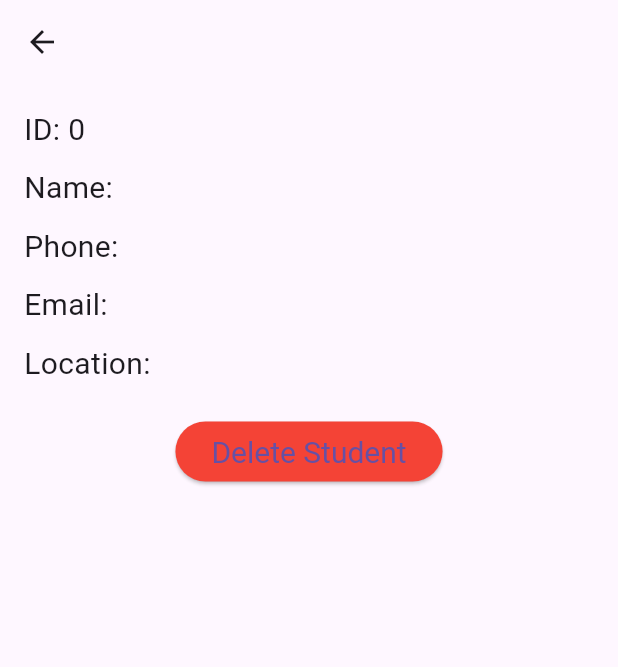
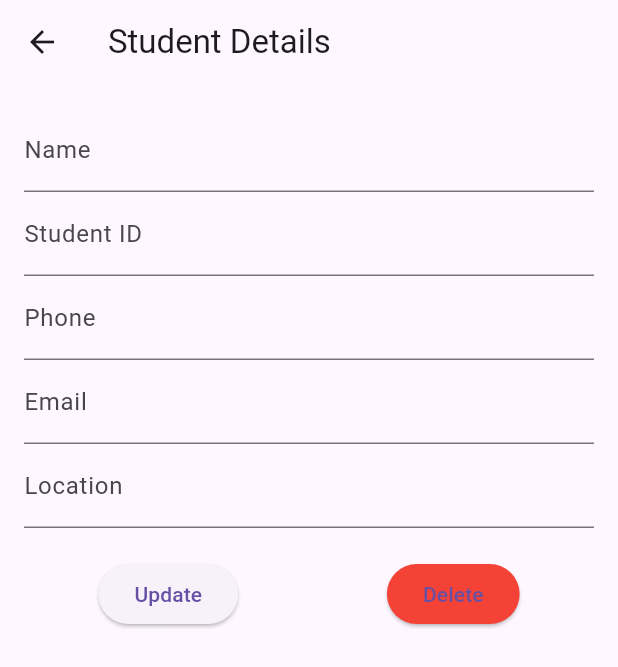
Before and after one commit to Fairooz14/Student_Information_-CRUD-, a Flutter app: the StudentDetailPage screen opened directly with empty values, on a phone screen of 412 x 824 dp. Shown: the top 667 px of the screen. Run offline on Flutter 3.47's test engine with Material 3 defaults, Android fonts, the phone set to English and light mode, and no system bars; our stand-ins replace sqflite; accounts and stored records are empty.

Commit message:
updated update function

```diff
--- a/lib/models/student.dart
+++ b/lib/models/student.dart
@@ -1,17 +1,19 @@
 class Student {
   int? id;
   String name;
+  String studentId;
   String phone;
   String email;
   String location;
 
-  Student({this.id, required this.name, required this.phone, required this.email, required this.location});
+  Student({this.id, required this.name, required this.studentId, required this.phone, required this.email, required this.location});
 
   // Convert Student object to Map for database storage
   Map<String, dynamic> toMap() {
     return {
       'id': id,
       'name': name,
+      'StudentId': studentId,
       'phone': phone,
       'email': email,
       'location': location,
@@ -23,6 +25,7 @@ class Student {
     return Student(
       id: map['id'],
       name: map['name'],
+      studentId: map['studentId'],
       phone: map['phone'],
       email: map['email'],
       location: map['location'],
--- a/lib/pages/add_student_page.dart
+++ b/lib/pages/add_student_page.dart
@@ -5,6 +5,7 @@ import '../models/student.dart';
 class AddStudentPage extends StatelessWidget {
   final _formKey = GlobalKey<FormState>();
   final _nameController = TextEditingController();
+  final _studentIdController = TextEditingController();
   final _phoneController = TextEditingController();
   final _emailController = TextEditingController();
   final _locationController = TextEditingController();
@@ -39,6 +40,15 @@ class AddStudentPage extends StatelessWidget {
                     return null;
                   }),
               TextFormField(
+                  controller: _studentIdController,
+                  decoration: InputDecoration(labelText: 'Student ID'),
+                  validator: (value) {
+                    if (value == null || value.isEmpty) {
+                      return 'Please enter your Student Id';
+                    }
+                    return null;
+                  }),
+              TextFormField(
                   controller: _phoneController,
                   decoration: InputDecoration(labelText: 'Phone'),
                   validator: (value) {
@@ -55,8 +65,7 @@ class AddStudentPage extends StatelessWidget {
                       return 'Please enter your email';
                     }
                     return null;
-                  }
-                  ),
+                  }),
               TextFormField(
                   controller: _locationController,
                   decoration: InputDecoration(labelText: 'Location'),
@@ -79,15 +88,19 @@ class AddStudentPage extends StatelessWidget {
                     if (_formKey.currentState!.validate()) {
                       final student = Student(
                         name: _nameController.text,
+                        studentId: _studentIdController.text,
                         phone: _phoneController.text,
                         email: _emailController.text,
                         location: _locationController.text,
                       );
-                      await DatabaseHelper().addStudent(student);
+                      await DatabaseHelper().insertStudent(student);
                       Navigator.pop(context);
                     }
                   },
-                  child: Text('Save', style: TextStyle(fontSize: 20),),
+                  child: Text(
+                    'Save',
+                    style: TextStyle(fontSize: 20),
+                  ),
                 ),
               ),
             ],
--- a/lib/pages/student_detail_page.dart
+++ b/lib/pages/student_detail_page.dart
@@ -2,44 +2,97 @@ import 'package:flutter/material.dart';
 import 'package:student_info_crud/db_helper/database_helper.dart';
 import '../models/student.dart';
 
-class StudentDetailPage extends StatelessWidget {
+
+class StudentDetailPage extends StatefulWidget {
   final Student student;
 
   StudentDetailPage({required this.student});
 
   @override
+  _StudentDetailPageState createState() => _StudentDetailPageState();
+}
+
+class _StudentDetailPageState extends State<StudentDetailPage> {
+  late TextEditingController _nameController;
+  late TextEditingController _studentIdController;
+  late TextEditingController _phoneController;
+  late TextEditingController _emailController;
+  late TextEditingController _locationController;
+
+  @override
+  void initState() {
+    super.initState();
+    _nameController = TextEditingController(text: widget.student.name);
+    _studentIdController = TextEditingController(text: widget.student.studentId);
+    _phoneController = TextEditingController(text: widget.student.phone);
+    _emailController = TextEditingController(text: widget.student.email);
+    _locationController = TextEditingController(text: widget.student.location);
+  }
+
+  void _updateStudent() async {
+    final updatedStudent = Student(
+      id: widget.student.id,
+      name: _nameController.text,
+      studentId: _studentIdController.text,
+      phone: _phoneController.text,
+      email: _emailController.text,
+      location: _locationController.text,
+    );
+
+    await DatabaseHelper().updateStudent(updatedStudent);
+    Navigator.pop(context, true); // Passing true to indicate update
+  }
+
+  void _deleteStudent() async {
+    await DatabaseHelper().deleteStudent(widget.student.id!);
+    Navigator.pop(context, true); // Passing true to indicate delete
+  }
+
+  @override
   Widget build(BuildContext context) {
     return Scaffold(
       appBar: AppBar(
-        title: Text(student.name),
+        title: Text("Student Details"),
       ),
       body: Padding(
         padding: const EdgeInsets.all(16.0),
         child: Column(
           crossAxisAlignment: CrossAxisAlignment.start,
           children: [
-            Text("ID: ${student.id}", style: TextStyle(fontSize: 20)),
-            SizedBox(height: 10),
-            Text("Name: ${student.name}", style: TextStyle(fontSize: 20)),
-            SizedBox(height: 10),
-            Text("Phone: ${student.phone}", style: TextStyle(fontSize: 20)),
-            SizedBox(height: 10),
-            Text("Email: ${student.email}", style: TextStyle(fontSize: 20)),
-            SizedBox(height: 10),
-            Text("Location: ${student.location}", style: TextStyle(fontSize: 20)),
+            TextField(
+              controller: _nameController,
+              decoration: InputDecoration(labelText: 'Name'),
+            ),
+            TextField(
+              controller: _nameController,
+              decoration: InputDecoration(labelText: 'Student ID'),
+            ),
+            TextField(
+              controller: _phoneController,
+              decoration: InputDecoration(labelText: 'Phone'),
+            ),
+            TextField(
+              controller: _emailController,
+              decoration: InputDecoration(labelText: 'Email'),
+            ),
+            TextField(
+              controller: _locationController,
+              decoration: InputDecoration(labelText: 'Location'),
+            ),
             SizedBox(height: 20),
-            Center(
-              child: ElevatedButton(
-                onPressed: () async {
-                  await DatabaseHelper().deleteStudent(student.id!);
-                  Navigator.pop(context, true);
-                },
-                child: Text('Delete Student'),
-                style: ElevatedButton.styleFrom(
-                  backgroundColor: Colors.red,
-                  textStyle: TextStyle(fontSize: 20),
+            Row(
+              mainAxisAlignment: MainAxisAlignment.spaceAround,
+              children: [
+                ElevatedButton(
+                  onPressed: _updateStudent,
+                  child: Text('Update'),
                 ),
-              ),
+                ElevatedButton(
+                  onPressed: _deleteStudent,
+                  child: Text('Delete'),
+                  style: ElevatedButton.styleFrom(backgroundColor: Colors.red),
+                ),
+              ],
             ),
           ],
         ),
--- a/lib/pages/view_student_page.dart
+++ b/lib/pages/view_student_page.dart
@@ -59,8 +59,9 @@ class _ViewStudentsPageState extends State<ViewStudentsPage> {
         itemBuilder: (context, index) {
           final student = students[index];
           return ListTile(
-            title: Text(student.name),
-            subtitle: Text(student.email),
+            title: Text(student.studentId),
+
+            subtitle: Text(student.name),
             trailing: IconButton(
               icon: Icon(Icons.delete, color: const Color.fromARGB(255, 123, 11, 3)),
               onPressed: () => _deleteStudent(student.id!),
```
Also changed, not shown: lib/db_helper/database_helper.dart (+19 -19 lines).
